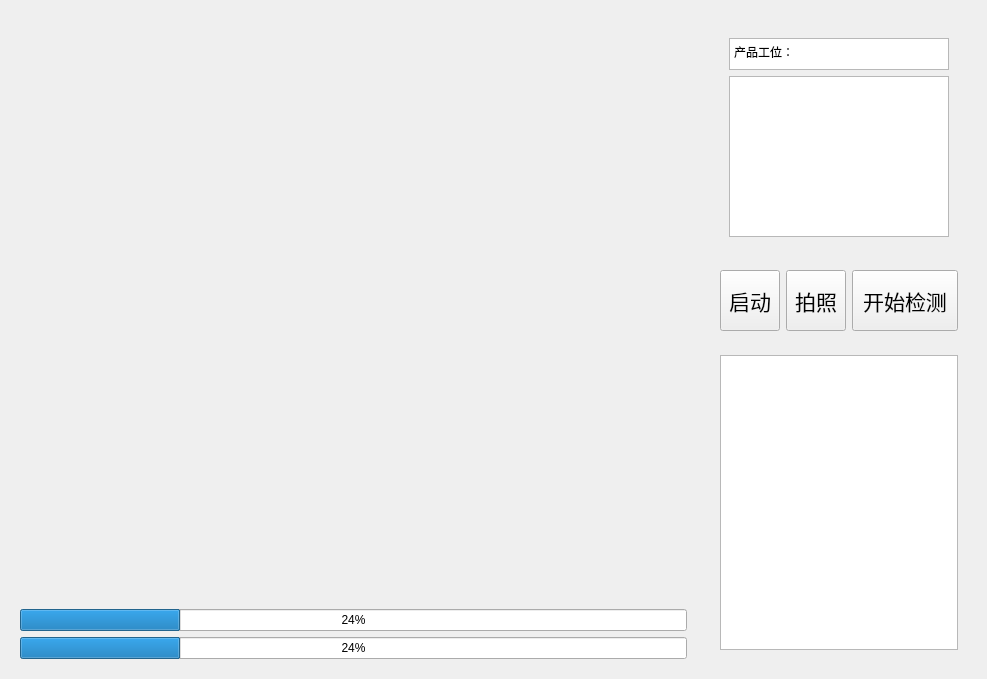
Above: ui/layout/UI_PicturePage.ui from Zdh-501/OCRQt before the change. Below: the same form after it.
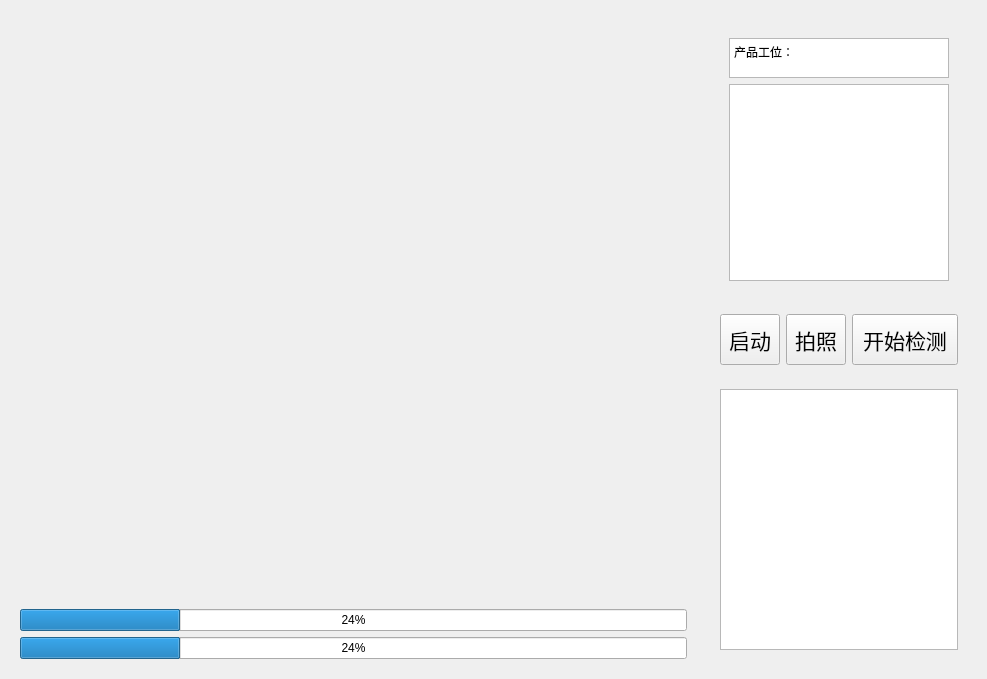
That is the form after the change.

Diff of the .ui file:
```diff
--- a/ui/layout/UI_PicturePage.ui
+++ b/ui/layout/UI_PicturePage.ui
@@ -46,7 +46,7 @@
    </item>
    <item>
     <widget class="QWidget" name="widget_2" native="true">
-     <layout class="QVBoxLayout" name="verticalLayout" stretch="3,1,4">
+     <layout class="QVBoxLayout" name="verticalLayout" stretch="4,1,4">
       <item>
        <widget class="QWidget" name="widget_3" native="true">
         <layout class="QHBoxLayout" name="horizontalLayout_4" stretch="2">
```
